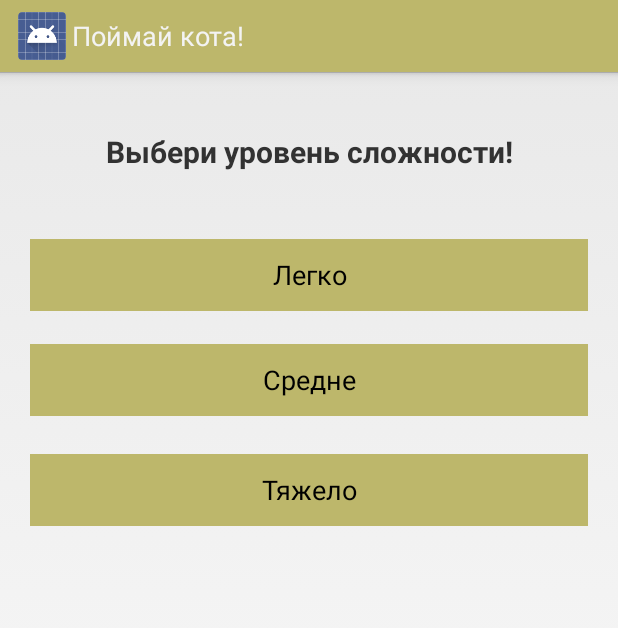
After one commit to arepina/cat, an Android app: the layout activity_difficulties.xml on its own in the app's theme, with its tools: preview values and no code run, on a phone screen of 412 x 824 dp. The commit adds this screen. Shown: the top 628 px of the screen. Run offline under Robolectric (Android 15) with nearby library versions, the phone set to English and light mode, and no system bars.

Commit message:
Added some staff

```diff
--- a/app/build.gradle
+++ b/app/build.gradle
@@ -23,4 +23,5 @@ dependencies {
     compile fileTree(dir: 'libs', include: ['*.jar'])
     compile 'com.android.support:appcompat-v7:22.1.1'
     compile 'com.google.android.gms:play-services-ads:7.5.0'
+    compile 'com.android.support.constraint:constraint-layout:1.0.2'
 }
--- a/app/src/main/java/com/company/circlethecat/Cat.java
+++ b/app/src/main/java/com/company/circlethecat/Cat.java
@@ -23,9 +23,9 @@ class Cat {
     private final Bitmap mBitmap;
     private final Bitmap mFlippedBitmap;
 
-    Cat(Bitmap bitmap) {
-        mX = 5;
-        mY = 5;
+    Cat(Bitmap bitmap, int boardSize) {
+        mX = boardSize / 2;
+        mY = boardSize / 2;
         mDirection = 0;
         mActionNumber = 0;
         mIsAnimating = false;
--- a/app/src/main/java/com/company/circlethecat/MainActivity.java
+++ b/app/src/main/java/com/company/circlethecat/MainActivity.java
@@ -1,6 +1,7 @@
 package com.company.circlethecat;
 
 import android.app.Activity;
+import android.content.Context;
 import android.graphics.BitmapFactory;
 import android.os.Bundle;
 import android.view.Menu;
@@ -13,6 +14,7 @@ import android.widget.RelativeLayout;
 public class MainActivity extends Activity implements View.OnTouchListener {
     Board mBoard;
 
+
     @Override
     protected void onCreate(Bundle savedInstanceState) {
         RelativeLayout.LayoutParams lp = new RelativeLayout.LayoutParams(
@@ -22,7 +24,9 @@ public class MainActivity extends Activity implements View.OnTouchListener {
         lp.addRule(RelativeLayout.CENTER_HORIZONTAL);
 
         super.onCreate(savedInstanceState);
-        mBoard = new Board(this, BitmapFactory.decodeResource(getResources(), R.drawable.cat_sprite));
+
+        int BoardSize = getIntent().getExtras().getInt("BoardSize");
+        mBoard = new Board(this, BitmapFactory.decodeResource(getResources(), R.drawable.cat_sprite), BoardSize);
         mBoard.setOnTouchListener(this);
 
         RelativeLayout layout = new RelativeLayout(this);
--- /dev/null
+++ b/app/src/main/res/layout/activity_difficulties.xml
@@ -0,0 +1,73 @@
+<?xml version="1.0" encoding="utf-8"?>
+<RelativeLayout xmlns:android="http://schemas.android.com/apk/res/android"
+    xmlns:app="http://schemas.android.com/apk/res-auto"
+    xmlns:tools="http://schemas.android.com/tools"
+    android:layout_width="match_parent"
+    android:layout_height="match_parent"
+    android:layout_marginLeft="10dp"
+    android:layout_marginRight="10dp"
+    tools:context="com.company.circlethecat.DifficultiesActivity">
+
+    <Button
+        android:id="@+id/easy"
+        android:layout_width="wrap_content"
+        android:layout_height="wrap_content"
+        android:layout_alignParentEnd="true"
+        android:layout_alignParentLeft="true"
+        android:layout_alignParentRight="true"
+        android:layout_alignParentStart="true"
+        android:layout_alignParentTop="true"
+        android:layout_marginLeft="10dp"
+        android:layout_marginRight="10dp"
+        android:layout_marginTop="111dp"
+        android:background="@color/action_bar"
+        android:text="Легко" />
+
+    <Button
+        android:id="@+id/medium"
+        android:layout_width="wrap_content"
+        android:layout_height="wrap_content"
+        android:layout_alignParentEnd="true"
+        android:layout_alignParentLeft="true"
+        android:layout_alignParentRight="true"
+        android:layout_alignParentStart="true"
+        android:layout_below="@+id/easy"
+        android:layout_marginLeft="10dp"
+        android:layout_marginRight="10dp"
+        android:layout_marginTop="22dp"
+        android:background="@color/action_bar"
+        android:text="Средне" />
+
+    <Button
+        android:id="@+id/hard"
+        android:layout_width="wrap_content"
+        android:layout_height="wrap_content"
+        android:layout_alignParentEnd="true"
+        android:layout_alignParentLeft="true"
+        android:layout_alignParentRight="true"
+        android:layout_alignParentStart="true"
+        android:layout_below="@+id/medium"
+        android:layout_marginLeft="10dp"
+        android:layout_marginRight="10dp"
+        android:layout_marginTop="25dp"
+        android:background="@color/action_bar"
+        android:text="Тяжело" />
+
+    <TextView
+        android:id="@+id/textView"
+        android:layout_width="wrap_content"
+        android:layout_height="wrap_content"
+        android:layout_alignParentEnd="true"
+        android:layout_alignParentLeft="true"
+        android:layout_alignParentRight="true"
+        android:layout_alignParentStart="true"
+        android:layout_alignParentTop="true"
+        android:layout_marginLeft="10dp"
+        android:layout_marginRight="10dp"
+        android:layout_marginTop="39dp"
+        android:gravity="center"
+        android:text="Выбери уровень сложности!"
+        android:textAlignment="gravity"
+        android:textSize="20sp"
+        android:textStyle="bold" />
+</RelativeLayout>
```
Also changed, not shown: app/src/main/AndroidManifest.xml (+10 -15 lines), app/src/main/java/com/company/circlethecat/Board.java (+36 -9 lines), app/src/main/java/com/company/circlethecat/DifficultiesActivity.java (added, +47 -0 lines), app/src/main/res/drawable-hdpi/ic_launcher.png (added), app/src/main/res/drawable-mdpi/ic_launcher.png (added), app/src/main/res/drawable-xhdpi/ic_launcher.png (added), app/src/main/res/drawable-xxhdpi/ic_launcher.png (added), app/src/main/res/drawable-xxxhdpi/ic_launcher.png (added), app/src/main/res/drawable/fire.png (added), app/src/main/res/mipmap-hdpi/ic_launcher.png (deleted), app/src/main/res/mipmap-mdpi/ic_launcher.png (deleted), app/src/main/res/mipmap-xhdpi/ic_launcher.png (deleted), app/src/main/res/mipmap-xxhdpi/ic_launcher.png (deleted), app/src/main/res/mipmap-xxxhdpi/ic_launcher.png (deleted), 1 other file.
